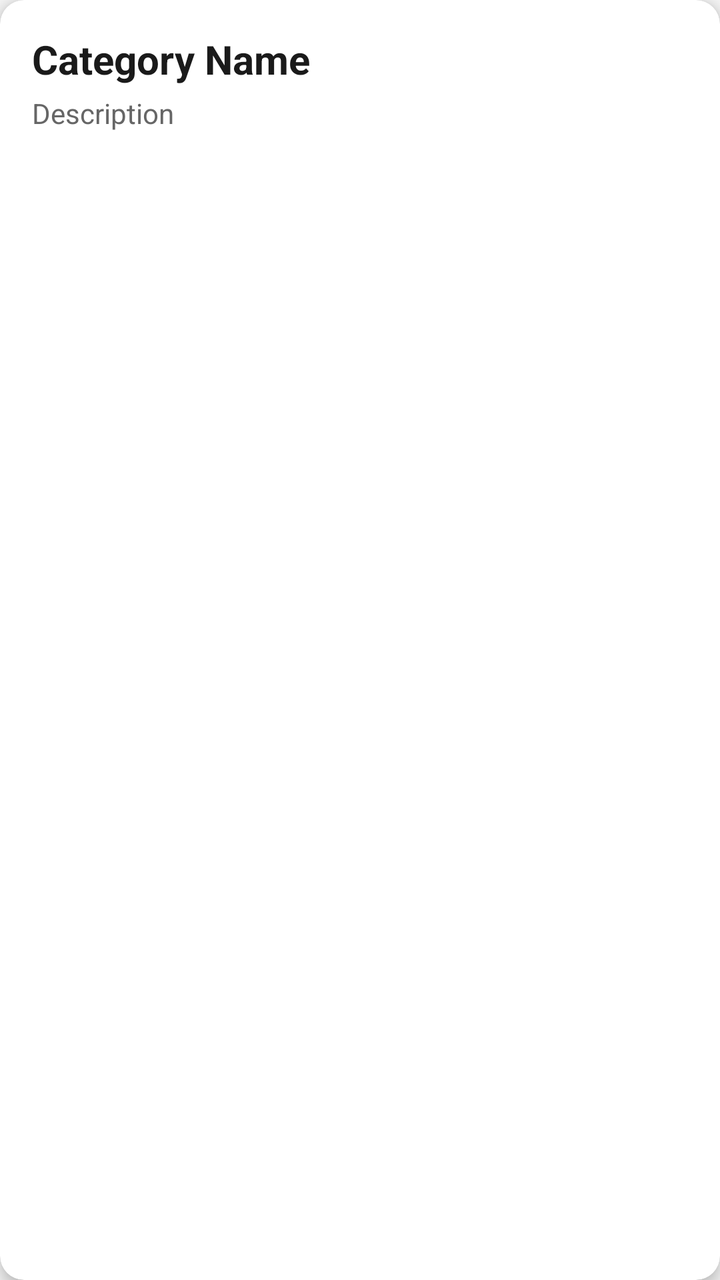
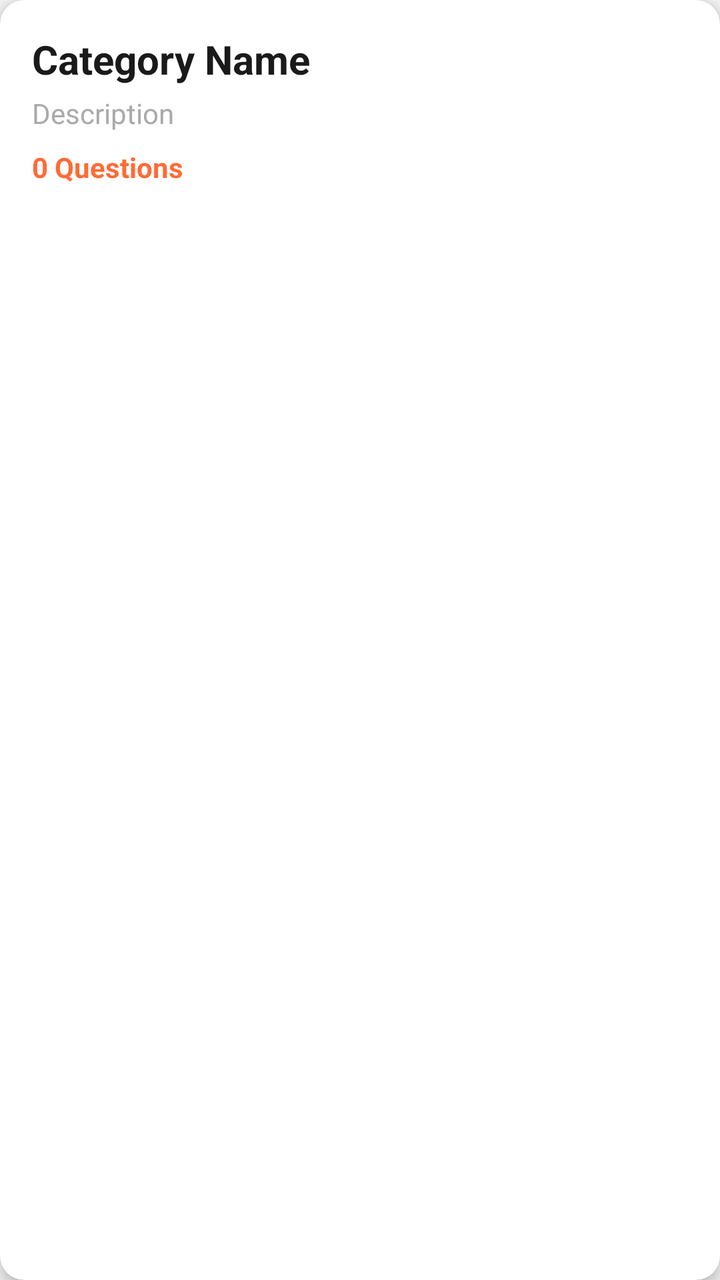

Screens rendered from an Android XML layout before and after an edit, with the pre-edit source and the edit as a unified diff.
<!-- AndroidManifest.xml: application theme Theme.QuizmasterApp -->
<!-- res/layout/categories_row_item.xml -->
<?xml version="1.0" encoding="utf-8"?>
<androidx.cardview.widget.CardView xmlns:android="http://schemas.android.com/apk/res/android"
    xmlns:app="http://schemas.android.com/apk/res-auto"
    android:layout_width="match_parent"
    android:layout_height="wrap_content"
    android:layout_margin="8dp"
    app:cardCornerRadius="12dp"
    app:cardElevation="4dp">

    <LinearLayout
        android:layout_width="match_parent"
        android:layout_height="wrap_content"
        android:orientation="vertical"
        android:padding="16dp">

        <TextView
            android:id="@+id/tvName"
            android:layout_width="match_parent"
            android:layout_height="wrap_content"
            android:text="Category Name"
            android:textSize="20sp"
            android:textStyle="bold"
            android:textColor="@color/black" />

        <TextView
            android:id="@+id/tvDescription"
            android:layout_width="match_parent"
            android:layout_height="wrap_content"
            android:layout_marginTop="4dp"
            android:text="Description"
            android:textSize="14sp"
            android:textColor="@color/gray" />

    </LinearLayout>

</androidx.cardview.widget.CardView>
<!-- resources referenced by this layout -->
<resources>
  <color name="black">#1A1A1A</color>
  <color name="gray">#FF666666</color>
  <style name="Theme.QuizmasterApp" parent="Theme.MaterialComponents.DayNight.NoActionBar">
          <item name="colorPrimary">@color/primary_orange</item>
          <item name="colorPrimaryVariant">@color/primary_dark</item>
          <item name="colorOnPrimary">@color/white</item>
          <item name="colorSecondary">@color/secondary_teal</item>
          <item name="colorOnSecondary">@color/black</item>
  
          <item name="android:windowBackground">@color/background</item>
          <item name="android:statusBarColor" tools:targetApi="l">@color/primary_dark</item>
  
          <item name="android:forceDarkAllowed">false</item>
      </style>
  <color name="primary_orange">#FF6B35</color>
  <color name="primary_dark">#E55A2B</color>
  <color name="white">#FFFFFF</color>
  <color name="secondary_teal">#4ECDC4</color>
  <color name="background">@color/bg_light</color>
  <color name="bg_light">#F5F5F5</color>
</resources>

<!-- the commit's change to res/layout/categories_row_item.xml (unified diff, before → after) -->
@@ -29,7 +29,17 @@
             android:layout_marginTop="4dp"
             android:text="Description"
             android:textSize="14sp"
-            android:textColor="@color/gray" />
+            android:textColor="@android:color/darker_gray" />
+
+        <TextView
+            android:id="@+id/tvQuestionCount"
+            android:layout_width="match_parent"
+            android:layout_height="wrap_content"
+            android:layout_marginTop="8dp"
+            android:text="0 Questions"
+            android:textSize="14sp"
+            android:textStyle="bold"
+            android:textColor="@color/primary_orange" />
 
     </LinearLayout>
 
<!-- resource entries referenced after the edit -->
@@ -1,7 +1,6 @@
 <!-- resources referenced by this layout -->
 <resources>
   <color name="black">#1A1A1A</color>
-  <color name="gray">#FF666666</color>
   <style name="Theme.QuizmasterApp" parent="Theme.MaterialComponents.DayNight.NoActionBar">
           <item name="colorPrimary">@color/primary_orange</item>
           <item name="colorPrimaryVariant">@color/primary_dark</item>
